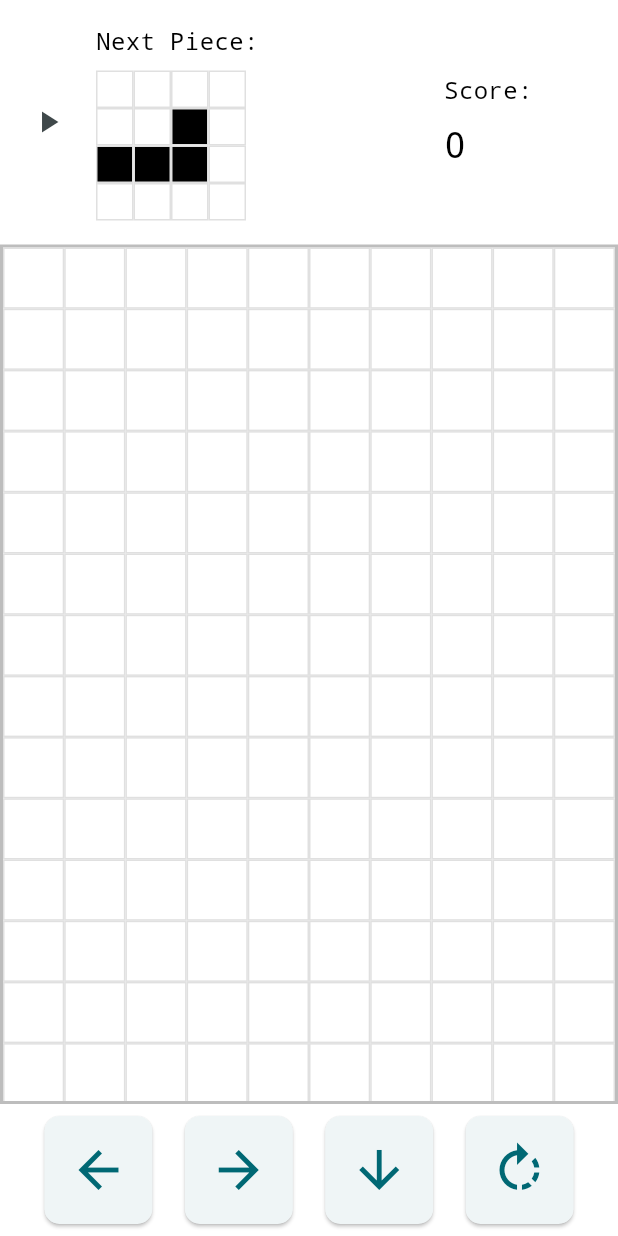
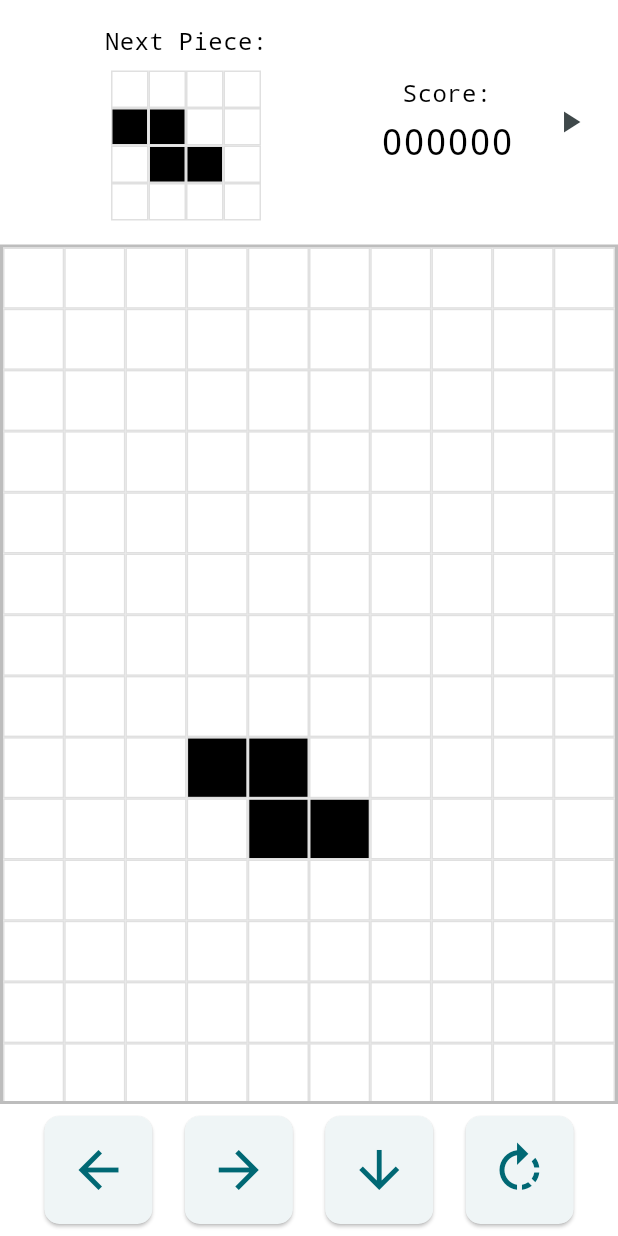
Before and after one commit to dcaayushd/Tetris-pdf, a Flutter app: the screen it shows after launch, after a tap on the "pause" icon, on a phone screen of 412 x 824 dp. Run offline on Flutter 3.47's test engine with Material 3 defaults, Android fonts, the phone set to English and light mode, and no system bars.

Commit message:
Temporary Game Pause/Play Modified

```diff
--- a/lib/main.dart
+++ b/lib/main.dart
@@ -59,6 +59,7 @@ class _TetrisGameState extends State<TetrisGame> {
     nextPiece = _getRandomPiece();
     score = 0;
 
+    // Delay initialization until after the first frame
     WidgetsBinding.instance.addPostFrameCallback((_) {
       if (mounted) {
         setState(() => _isInitialized = true);
@@ -71,6 +72,18 @@ class _TetrisGameState extends State<TetrisGame> {
     return Piece(pieces[random]);
   }
 
+  void _handleScoreUpdate(int newScore) {
+    if (mounted) {
+      setState(() => score = newScore);
+    }
+  }
+
+  void _handleNextPieceUpdate(Piece newNextPiece) {
+    if (mounted) {
+      setState(() => nextPiece = newNextPiece);
+    }
+  }
+
   @override
   Widget build(BuildContext context) {
     return Column(
@@ -79,6 +92,14 @@ class _TetrisGameState extends State<TetrisGame> {
           padding: const EdgeInsets.all(8.0),
           child: Row(
             children: [
+              Expanded(
+                flex: 2,
+                child: NextPieceDisplay(nextPiece: nextPiece),
+              ),
+              Expanded(
+                flex: 1,
+                child: ScoreDisplay(score: score),
+              ),
               if (_isInitialized)
                 IconButton(
                   icon: Icon(gameBoardKey.currentState?.isPaused == true
@@ -93,14 +114,6 @@ class _TetrisGameState extends State<TetrisGame> {
                     }
                   },
                 ),
-              Expanded(
-                flex: 2,
-                child: NextPieceDisplay(nextPiece: nextPiece),
-              ),
-              Expanded(
-                flex: 1,
-                child: ScoreDisplay(score: score),
-              ),
             ],
           ),
         ),
@@ -109,12 +122,8 @@ class _TetrisGameState extends State<TetrisGame> {
           child: _isInitialized
               ? GameBoard(
                   key: gameBoardKey,
-                  onScoreUpdate: (newScore) {
-                    if (mounted) setState(() => score = newScore);
-                  },
-                  onNextPieceUpdate: (newNextPiece) {
-                    if (mounted) setState(() => nextPiece = newNextPiece);
-                  },
+                  onScoreUpdate: _handleScoreUpdate,
+                  onNextPieceUpdate: _handleNextPieceUpdate,
                 )
               : const Center(child: CircularProgressIndicator()),
         ),
--- a/lib/widgets/game_board.dart
+++ b/lib/widgets/game_board.dart
@@ -38,6 +38,7 @@ class GameBoardState extends State<GameBoard>
       duration: const Duration(milliseconds: 1000),
     );
 
+    // Delay game start to avoid setState during build
     WidgetsBinding.instance.addPostFrameCallback((_) {
       if (mounted) {
         Future.delayed(const Duration(seconds: 1), _startGame);
@@ -50,18 +51,18 @@ class GameBoardState extends State<GameBoard>
     currentPiece = _getRandomPiece();
     nextPiece = _getRandomPiece();
     score = 0;
-    currentRow = 0;
-    currentCol = boardWidth ~/ 2 - currentPiece.shape[0].length ~/ 2;
+    currentRow = -1; // Start above the board
+    currentCol = (boardWidth - currentPiece.shape[0].length) ~/ 2;
     isGameOver = false;
     isPaused = false;
 
-    // Initial position validation
-    if (_checkCollision(currentRow, currentCol, currentPiece.shape)) {
-      currentCol = (boardWidth - currentPiece.shape[0].length) ~/ 2;
-      if (_checkCollision(currentRow, currentCol, currentPiece.shape)) {
-        _handleGameOver();
+    // Delay callbacks to avoid setState during build
+    WidgetsBinding.instance.addPostFrameCallback((_) {
+      if (mounted) {
+        widget.onScoreUpdate(score);
+        widget.onNextPieceUpdate(nextPiece);
       }
-    }
+    });
   }
 
   void _startGame() {
@@ -70,15 +71,6 @@ class GameBoardState extends State<GameBoard>
         ..reset()
         ..addListener(_updateGame)
         ..repeat();
-    }
-  }
-
-  void _handleGameOver() {
-    if (mounted) {
-      setState(() {
-        isGameOver = true;
-        _controller.stop();
-      });
     }
   }
 
@@ -107,8 +99,8 @@ class GameBoardState extends State<GameBoard>
       widget.onNextPieceUpdate(nextPiece);
       currentPiece = nextPiece;
       nextPiece = _getRandomPiece();
-      currentRow = 0;
-      currentCol = boardWidth ~/ 2 - currentPiece.shape[0].length ~/ 2;
+      currentRow = -1;
+      currentCol = (boardWidth - currentPiece.shape[0].length) ~/ 2;
 
       if (_checkCollision(currentRow, currentCol, currentPiece.shape)) {
         _handleGameOver();
@@ -123,7 +115,10 @@ class GameBoardState extends State<GameBoard>
     for (int i = 0; i < currentPiece.shape.length; i++) {
       for (int j = 0; j < currentPiece.shape[i].length; j++) {
         if (currentPiece.shape[i][j] == 1) {
-          board[currentRow + i][currentCol + j] = 1;
+          final row = currentRow + i;
+          if (row >= 0) {
+            board[row][currentCol + j] = 1;
+          }
         }
       }
     }
@@ -141,7 +136,17 @@ class GameBoardState extends State<GameBoard>
     if (linesCleared > 0) {
       score += linesCleared * 100;
       widget.onScoreUpdate(score);
-      _controller.duration = Duration(milliseconds: 1000 - (score ~/ 100) * 50);
+
+      Duration newDuration = Duration(
+        milliseconds: 1000 - (score ~/ 100) * 50,
+      );
+      newDuration = newDuration < Duration(milliseconds: 100)
+          ? Duration(milliseconds: 100)
+          : newDuration > Duration(milliseconds: 1000)
+              ? Duration(milliseconds: 1000)
+              : newDuration;
+
+      _controller.duration = newDuration;
     }
   }
 
@@ -149,10 +154,14 @@ class GameBoardState extends State<GameBoard>
     for (int i = 0; i < shape.length; i++) {
       for (int j = 0; j < shape[i].length; j++) {
         if (shape[i][j] == 1) {
-          if (row + i >= boardHeight ||
-              col + j < 0 ||
-              col + j >= boardWidth ||
-              board[row + i][col + j] == 1) {
+          final boardRow = row + i;
+          final boardCol = col + j;
+          if (boardRow >= boardHeight ||
+              boardCol < 0 ||
+              boardCol >= boardWidth) {
+            return true;
+          }
+          if (boardRow >= 0 && board[boardRow][boardCol] == 1) {
             return true;
           }
         }
@@ -164,9 +173,9 @@ class GameBoardState extends State<GameBoard>
   void movePiece(int direction) {
     if (isGameOver || isPaused) return;
     setState(() {
-      if (!_checkCollision(
-          currentRow, currentCol + direction, currentPiece.shape)) {
-        currentCol += direction;
+      final newCol = currentCol + direction;
+      if (!_checkCollision(currentRow, newCol, currentPiece.shape)) {
+        currentCol = newCol;
       }
     });
   }
@@ -183,14 +192,21 @@ class GameBoardState extends State<GameBoard>
   void rotatePiece() {
     if (isGameOver || isPaused) return;
     setState(() {
-      currentPiece.rotate();
-      if (_checkCollision(currentRow, currentCol, currentPiece.shape)) {
-        // Rotate back if collision
-        currentPiece.rotate();
-        currentPiece.rotate();
-        currentPiece.rotate();
+      final rotated = Piece(currentPiece.shape);
+      rotated.rotate();
+      if (!_checkCollision(currentRow, currentCol, rotated.shape)) {
+        currentPiece = rotated;
       }
     });
+  }
+
+  void _handleGameOver() {
+    if (mounted) {
+      setState(() {
+        isGameOver = true;
+        _controller.stop();
+      });
+    }
   }
 
   @override
@@ -209,14 +225,21 @@ class GameBoardState extends State<GameBoard>
             autofocus: true,
             onKey: (event) {
               if (event is RawKeyDownEvent && !isPaused) {
-                if (event.logicalKey == LogicalKeyboardKey.arrowLeft) {
-                  movePiece(-1);
-                } else if (event.logicalKey == LogicalKeyboardKey.arrowRight) {
-                  movePiece(1);
-                } else if (event.logicalKey == LogicalKeyboardKey.arrowDown) {
-                  moveDown();
-                } else if (event.logicalKey == LogicalKeyboardKey.arrowUp) {
-                  rotatePiece();
+                switch (event.logicalKey) {
+                  case LogicalKeyboardKey.arrowLeft:
+                    movePiece(-1);
+                    break;
+                  case LogicalKeyboardKey.arrowRight:
+                    movePiece(1);
+                    break;
+                  case LogicalKeyboardKey.arrowDown:
+                    moveDown();
+                    break;
+                  case LogicalKeyboardKey.arrowUp:
+                    rotatePiece();
+                    break;
+                  default:
+                    break;
                 }
               }
             },
@@ -231,10 +254,21 @@ class GameBoardState extends State<GameBoard>
                 itemBuilder: (context, index) {
                   final row = index ~/ boardWidth;
                   final col = index % boardWidth;
+                  final isCurrentPiece = row >= currentRow &&
+                      row < currentRow + currentPiece.shape.length &&
+                      col >= currentCol &&
+                      col < currentCol + currentPiece.shape[0].length &&
+                      currentPiece.shape[row - currentRow][col - currentCol] ==
+                          1;
+
                   return Container(
                     decoration: BoxDecoration(
                       border: Border.all(color: Colors.grey.shade300),
-                      color: board[row][col] == 1 ? Colors.black : Colors.white,
+                      color: isCurrentPiece
+                          ? Colors.black
+                          : board[row][col] == 1
+                              ? Colors.black
+                              : Colors.white,
                     ),
                   );
                 },
@@ -254,9 +288,9 @@ class GameBoardState extends State<GameBoard>
                 ),
                 ElevatedButton(
                   onPressed: () {
+                    _controller.stop();
                     _initializeGame();
                     _startGame();
-                    setState(() {});
                   },
                   child: const Text('Restart'),
                 ),
--- a/lib/widgets/next_piece.dart
+++ b/lib/widgets/next_piece.dart
@@ -1,4 +1,5 @@
 import 'package:flutter/material.dart';
+
 import '../models/piece.dart';
 
 class NextPieceDisplay extends StatelessWidget {
@@ -9,20 +10,24 @@ class NextPieceDisplay extends StatelessWidget {
   @override
   Widget build(BuildContext context) {
     return Container(
-      color: Colors.white,
       padding: const EdgeInsets.all(8.0),
       child: Column(
-        crossAxisAlignment: CrossAxisAlignment.start,
         children: [
           const Text(
             'Next Piece:',
             style: TextStyle(fontSize: 16, color: Colors.black),
           ),
           const SizedBox(height: 8),
-          SizedBox(
+          LayoutBuilder(
+            builder: (context, constraints) {
+              // final cellSize = constraints.maxWidth / 4;
+              return SizedBox(
                 width: 100,
                 height: 100,
+                // width: constraints.maxWidth,
+                // height: cellSize * 4,
                 child: GridView.builder(
+                  physics: const NeverScrollableScrollPhysics(),
                   shrinkWrap: true,
                   gridDelegate: const SliverGridDelegateWithFixedCrossAxisCount(
                     crossAxisCount: 4,
@@ -44,8 +49,10 @@ class NextPieceDisplay extends StatelessWidget {
                       ),
                     );
                   },
-              itemCount: 16, // 4x4 grid
+                  itemCount: 16,
                 ),
+              );
+            },
           ),
         ],
       ),
--- a/lib/widgets/score_display.dart
+++ b/lib/widgets/score_display.dart
@@ -8,19 +8,23 @@ class ScoreDisplay extends StatelessWidget {
   @override
   Widget build(BuildContext context) {
     return Container(
-      color: Colors.white,
       padding: const EdgeInsets.all(8.0),
       child: Column(
-        crossAxisAlignment: CrossAxisAlignment.start,
+        mainAxisAlignment: MainAxisAlignment.center,
+        crossAxisAlignment: CrossAxisAlignment.center,
         children: [
           const Text(
             'Score:',
             style: TextStyle(fontSize: 16, color: Colors.black),
           ),
-          const SizedBox(height: 8),
+          const SizedBox(height: 4),
           Text(
-            '$score',
-            style: const TextStyle(fontSize: 24, color: Colors.black),
+            '$score'.padLeft(6, '0'),
+            style: const TextStyle(
+              fontSize: 24,
+              color: Colors.black,
+              fontFamily: 'Courier',
+            ),
           ),
         ],
       ),
```
Lines whose indentation alone changed are shown as unchanged.
